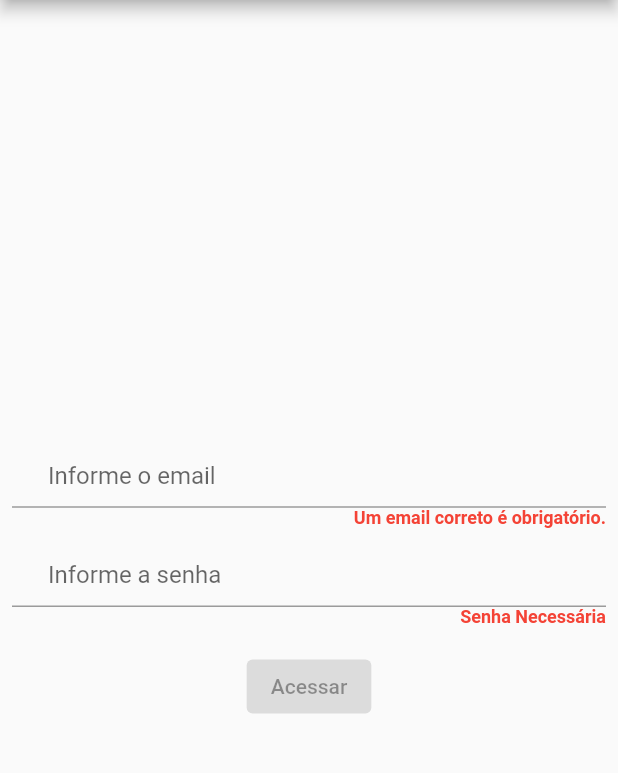
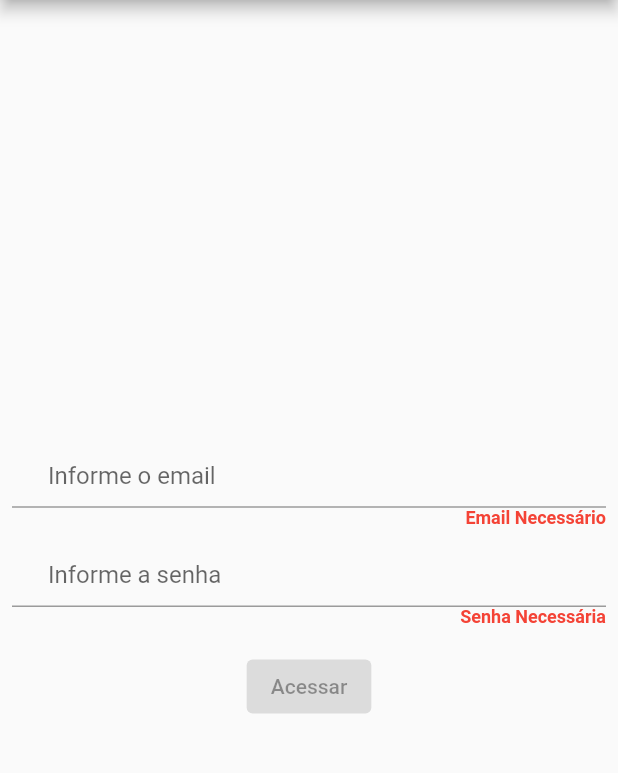
Before and after one commit to jianLicio/testandoMobX, a Flutter app: the screen it shows after launch, on a phone screen of 412 x 824 dp, the part 84-857 px from its top. Run offline on Flutter 3.47's test engine with Material 2 defaults, Android fonts, the phone set to English and light mode, and no system bars; our stand-ins replace flutter_mobx, mobx.

Commit message:
iniciando com MobX

```diff
--- a/lib/main.dart
+++ b/lib/main.dart
@@ -1,5 +1,5 @@
 import 'package:flutter/material.dart';
-import 'package:testando_mobx/presentation/pages/login/login.page.dart';
+import 'package:testando_mobx/presentation/pages/login/login_page.dart';
 
 void main() {
   runApp(const MyApp());
@@ -15,7 +15,7 @@ class MyApp extends StatelessWidget {
       theme: ThemeData(
         primarySwatch: Colors.blue,
       ),
-      home: const LoginPage(),
+      home: LoginPage(),
     );
   }
 }
--- a/lib/presentation/pages/login/login.page.dart
+++ b/lib/presentation/pages/login/login_page.dart
@@ -1,18 +1,24 @@
 import 'package:flutter/material.dart';
+import 'package:flutter_mobx/flutter_mobx.dart';
 import 'package:testando_mobx/presentation/pages/home/home_page.dart';
+import 'package:testando_mobx/presentation/pages/login/mobx/login_page_mobx.dart';
 
-class LoginPage extends StatefulWidget {
-  const LoginPage({Key? key}) : super(key: key);
+class LoginPage extends StatelessWidget {
+//   const LoginPage({Key? key}) : super(key: key);
+  LoginPage({Key? key}) : super(key: key);
 
-  @override
-  State<LoginPage> createState() => _LoginPageState();
-}
+//   @override
+//   State<LoginPage> createState() => _LoginPageState();
+// // }
 
-class _LoginPageState extends State<LoginPage> {
+// class _LoginPageState extends State<LoginPage> {
   final FocusNode _emailNode = FocusNode();
   final FocusNode _senhaNode = FocusNode();
-  String _email = '';
-  String _senha = '';
+  final _loginPageMobx = LoginPageMobx();
+  final _senhaPageMobx = LoginPageMobx();
+
+  // String _email = '';
+  // String _senha = '';
 
   _mensagemDeErro(String mensagem) {
     return Row(
@@ -31,23 +37,25 @@ class _LoginPageState extends State<LoginPage> {
   }
 
   _senhaEhValida() {
-    return _senha.trim().isNotEmpty;
+    return _senhaPageMobx.senha.value.trim().isNotEmpty;
   }
 
   _emailEhValido() {
-    if (_email.trim().isEmpty) return false;
+    if (_loginPageMobx.email.value.trim().isEmpty) {
+      return false;
+    }
 
     Pattern pattern =
         r"^[a-zA-Z0-9.a-zA-Z0-9.!#$%&'*+-/=?^_`{|}~]+@[a-zA-Z0-9]+\.[a-zA-Z]+";
 
     final RegExp regex = RegExp(pattern as String);
-    return regex.hasMatch(_email);
+    return regex.hasMatch(_loginPageMobx.email.value);
   }
 
-  _onPressedParaBotaoAcessar() {
+  _onPressedParaBotaoAcessar({BuildContext? context}) {
     if (_emailEhValido() && _senhaEhValida()) {
       return () => Navigator.push(
-            context,
+            context!,
             MaterialPageRoute(
               builder: (context) => const HomePage(),
             ),
@@ -74,44 +82,48 @@ class _LoginPageState extends State<LoginPage> {
               textInputAction: TextInputAction.next,
               onSubmitted: (_) =>
                   FocusScope.of(context).requestFocus(_senhaNode),
-              onChanged: (valor) {
-                setState(() {
-                  _email = valor;
-                });
-              },
+              onChanged: (valor) => _loginPageMobx.atualizarEmail!([valor]),
               decoration: const InputDecoration(
                 prefix: Icon(Icons.email),
                 hintText: "Informe o email",
               ),
             ),
-            Visibility(
-              visible: !_emailEhValido(),
-              child: _mensagemDeErro("Um email correto é obrigatório."),
+            Observer(
+              builder: (_) {
+                return Visibility(
+                  visible: !_emailEhValido(),
+                  child: _mensagemDeErro("Email Necessário"),
+                );
+              },
             ),
             TextField(
               keyboardType: TextInputType.text,
               focusNode: _senhaNode,
-              onChanged: (valor) {
-                setState(() {
-                  _senha = valor;
-                });
-              },
+              onChanged: (valor) => _senhaPageMobx.atualizarSenha!([valor]),
               decoration: const InputDecoration(
                 prefix: Icon(Icons.security),
                 hintText: "Informe a senha",
               ),
             ),
-            Visibility(
-              visible: !_senhaEhValida(),
-              child: _mensagemDeErro("Senha Necessária"),
+            Observer(
+              builder: (_) {
+                return Visibility(
+                  visible: !_senhaEhValida(),
+                  child: _mensagemDeErro("Senha Necessária"),
+                );
+              },
             ),
             Padding(
               padding: const EdgeInsets.only(
                 top: 15,
               ),
-              child: ElevatedButton(
-                onPressed: _onPressedParaBotaoAcessar(),
-                child: const Text("Acessar"),
+              child: Observer(
+                builder: (_) {
+                  return ElevatedButton(
+                    onPressed: _onPressedParaBotaoAcessar(context: context),
+                    child: const Text("Acessar"),
+                  );
+                },
               ),
             ),
           ],
--- /dev/null
+++ b/lib/presentation/pages/login/mobx/login_page_mobx.dart
@@ -0,0 +1,22 @@
+import 'package:mobx/mobx.dart';
+
+class LoginPageMobx {
+  Observable<String> email = Observable('');
+  Observable<String> senha = Observable('');
+
+  Action? atualizarEmail;
+  Action? atualizarSenha;
+
+  LoginPageMobx() {
+    atualizarEmail = Action(_atualizarEmail);
+    atualizarSenha = Action(_atualizarSenha);
+  }
+
+  _atualizarEmail(String novoEmail) {
+    email.value = novoEmail;
+  }
+
+  _atualizarSenha(String novaSenha) {
+    senha.value = novaSenha;
+  }
+}
```
